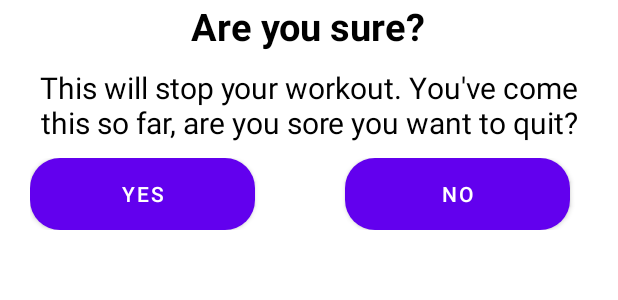
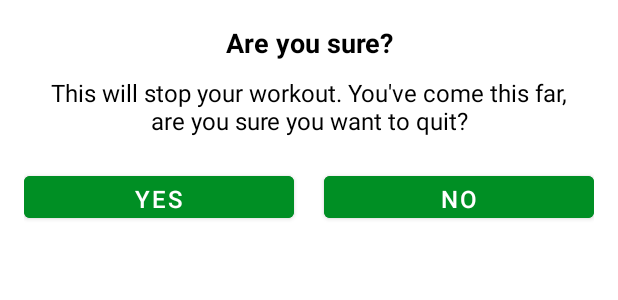
Before and after one commit to naveenprasanth2/7MinuteWorkout, an Android app: the layout dialog_custom_back_confirmation.xml on its own in the app's theme, with its tools: preview values and no code run, on a phone screen of 412 x 824 dp. Shown: the top 300 px of the screen. Run offline under Robolectric (Android 15) with nearby library versions, the phone set to English and light mode, and no system bars.

Commit message:
DialogImplemented

```diff
--- a/app/src/main/java/com/androstays/a7minuteworkout/ExerciseActivity.kt
+++ b/app/src/main/java/com/androstays/a7minuteworkout/ExerciseActivity.kt
@@ -1,5 +1,6 @@
 package com.androstays.a7minuteworkout
 
+import android.app.Dialog
 import android.content.Intent
 import android.media.MediaPlayer
 import android.net.Uri
@@ -11,6 +12,7 @@ import android.util.Log
 import android.view.View
 import androidx.recyclerview.widget.LinearLayoutManager
 import com.androstays.a7minuteworkout.databinding.ActivityExerciseBinding
+import com.androstays.a7minuteworkout.databinding.DialogCustomBackConfirmationBinding
 import java.util.*
 import kotlin.collections.ArrayList
 
@@ -40,8 +42,9 @@ class ExerciseActivity : AppCompatActivity(), TextToSpeech.OnInitListener {
             supportActionBar?.setDisplayHomeAsUpEnabled(true)
         }
         binding?.toolbarExercise?.setNavigationOnClickListener {
-            onBackPressed()
+           customDialogForBackButton()
         }
+
         tts = TextToSpeech(this, this)
         exerciseList = Constants.defaultExerciseList()
         setupRestView()
@@ -168,6 +171,28 @@ class ExerciseActivity : AppCompatActivity(), TextToSpeech.OnInitListener {
         tts?.let { tts!!.speak(text, TextToSpeech.QUEUE_FLUSH, null, "") }
     }
 
+    override fun onBackPressed() {
+        customDialogForBackButton()
+    }
+
+    private fun customDialogForBackButton(){
+        val customDialog = Dialog(this)
+        val dialogBinding = DialogCustomBackConfirmationBinding.inflate(layoutInflater)
+        customDialog.setContentView(dialogBinding.root)
+        customDialog.setCanceledOnTouchOutside(false)
+
+        dialogBinding.yesBtn.setOnClickListener {
+            this@ExerciseActivity.finish()
+        }
+
+        dialogBinding.noBtn.setOnClickListener{
+            customDialog.dismiss()
+
+        }
+
+        customDialog.show()
+    }
+
     override fun onDestroy() {
         super.onDestroy()
 
--- a/app/src/main/java/com/androstays/a7minuteworkout/FinishActivity.kt
+++ b/app/src/main/java/com/androstays/a7minuteworkout/FinishActivity.kt
@@ -1,6 +1,5 @@
 package com.androstays.a7minuteworkout
 
-import android.content.Intent
 import androidx.appcompat.app.AppCompatActivity
 import android.os.Bundle
 import com.androstays.a7minuteworkout.databinding.ActivityFinishBinding
--- a/app/src/main/res/layout/dialog_custom_back_confirmation.xml
+++ b/app/src/main/res/layout/dialog_custom_back_confirmation.xml
@@ -1,53 +1,61 @@
 <?xml version="1.0" encoding="utf-8"?>
-<LinearLayout
-    xmlns:android="http://schemas.android.com/apk/res/android"
+<LinearLayout xmlns:android="http://schemas.android.com/apk/res/android"
+    android:layout_width="match_parent"
+    android:layout_height="wrap_content"
+    android:background="@color/white"
+    android:gravity="center"
+    android:orientation="vertical"
+    android:padding="16dp">
+
+    <TextView
+        android:id="@+id/tvConfirmation"
         android:layout_width="match_parent"
         android:layout_height="wrap_content"
         android:gravity="center"
-    android:orientation="vertical"
-    android:background="@color/white">
-
-    <TextView
-        android:id="@+id/tvConfirmation"
-        android:layout_width="wrap_content"
-        android:layout_height="wrap_content"
         android:text="@string/are_you_sure"
-        android:gravity="center"
         android:textColor="@color/black"
-        android:textSize="25sp"
+        android:textSize="18sp"
         android:textStyle="bold" />
 
     <TextView
         android:id="@+id/tvConfirmationText"
-        android:layout_width="wrap_content"
+        android:layout_width="match_parent"
+        android:layout_height="wrap_content"
         android:layout_margin="10dp"
-        android:layout_height="wrap_content"
-        android:text="@string/warning_text"
         android:gravity="center"
+        android:text="@string/popupText"
         android:textColor="@color/black"
-        android:textSize="20sp" />
+        android:textSize="16sp" />
 
     <LinearLayout
         android:layout_width="match_parent"
         android:layout_height="wrap_content"
-            android:orientation="horizontal"
-            android:layout_marginHorizontal="20dp"
-            >
+        android:layout_marginTop="10dp"
+        android:orientation="horizontal">
+
         <Button
             android:id="@+id/yesBtn"
-                android:background="@drawable/button_background"
-                android:layout_width="150sp"
-                android:layout_height="wrap_content"
+            android:layout_width="0dp"
+            android:layout_height="40dp"
+            android:layout_marginEnd="10dp"
+            android:layout_weight="1"
+            android:backgroundTint="@color/colorAccent"
             android:text="@string/yes"
-                android:layout_marginEnd="20dp"
+            android:textColor="#FFFFFF"
+            android:textSize="16sp"
             />
+
         <Button
             android:id="@+id/noBtn"
-                android:layout_width="150sp"
-                android:background="@drawable/button_background"
-                android:layout_height="wrap_content"
-                android:layout_marginStart="40dp"
-                android:text="@string/no" />
+            android:layout_width="0dp"
+            android:layout_height="40dp"
+            android:layout_marginStart="10dp"
+            android:layout_weight="1"
+            android:backgroundTint="@color/colorAccent"
+            android:text="@string/no"
+            android:textColor="#FFFFFF"
+            android:textSize="16sp"
+            />
 
     </LinearLayout>
 </LinearLayout>
--- a/app/src/main/res/values/strings.xml
+++ b/app/src/main/res/values/strings.xml
@@ -17,4 +17,5 @@
     <string name="warning_text">This will stop your workout. You\'ve come this so far, are you sore you want to quit?</string>
     <string name="yes">Yes</string>
     <string name="no">No</string>
+    <string name="popupText">This will stop your workout. You\'ve come this far, are you sure you want to quit?</string>
 </resources>
```
Lines whose indentation alone changed are shown as unchanged.
